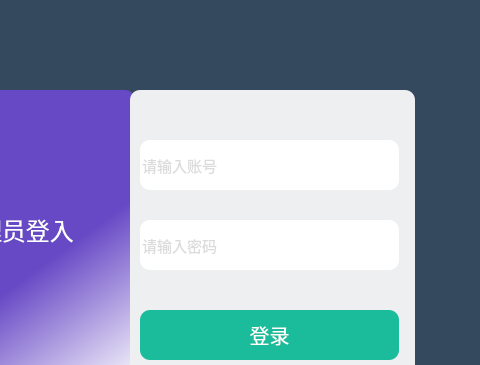
Before: the Qt Designer form libraryproject/Administrator.ui in litsum/library_system, drawn with Qt 5; both pictures show x 220 to 700 and y 0 to 365 of the 700 by 500 pixel window.
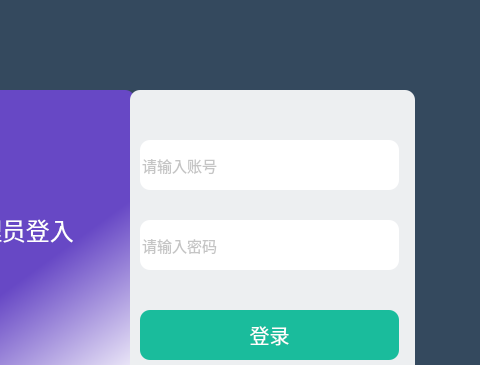
After: the same form once the commit is applied. Icons and pictures are not drawn.

What changed in the file:
```diff
--- a/libraryproject/Administrator.ui
+++ b/libraryproject/Administrator.ui
@@ -147,9 +147,12 @@
      </property>
      <property name="styleSheet">
       <string notr="true">border-radius:10px ;
-color: rgb(183, 183, 183);
+color: rgb(139, 139, 139);
 background-color: rgb(255, 255, 255);</string>
      </property>
+     <property name="text">
+      <string/>
+     </property>
      <property name="placeholderText">
       <string>请输入账号</string>
      </property>
@@ -179,7 +182,7 @@
      </property>
      <property name="styleSheet">
       <string notr="true">border-radius:10px ;
-color: rgb(183, 183, 183);
+color: rgb(139, 139, 139);
 background-color: rgb(255, 255, 255);</string>
      </property>
      <property name="echoMode">
```
